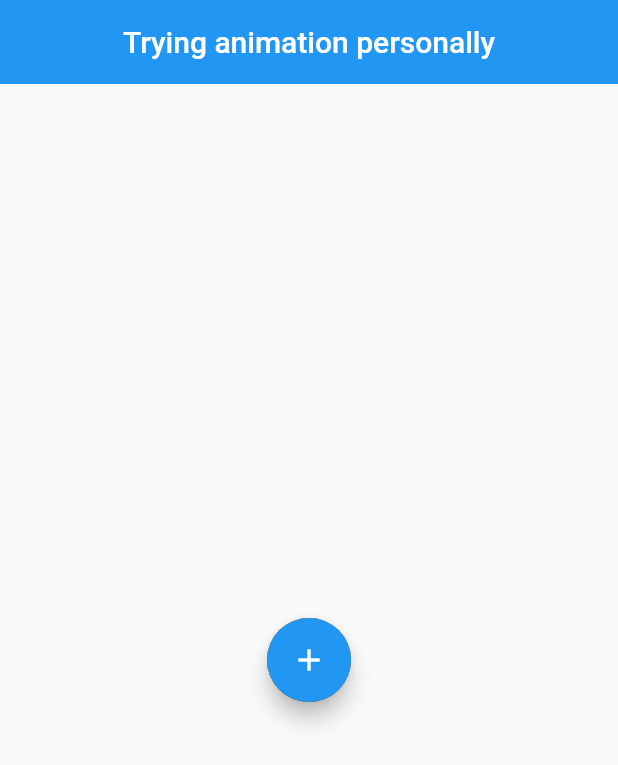
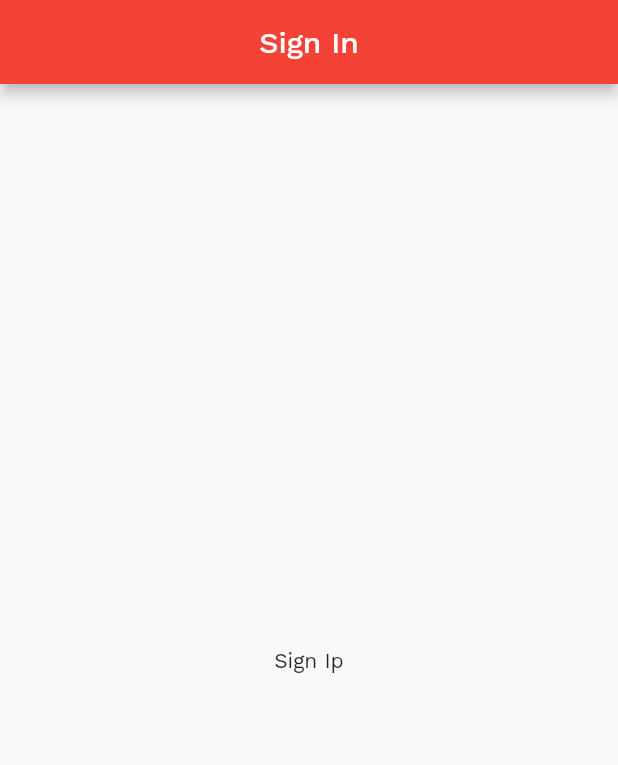
Before and after one commit to tuuhin/expense_tracker, a Flutter app: the screen it shows after launch, on a phone screen of 412 x 824 dp. Shown: the top 765 px of the screen. Run offline on Flutter 3.47's test engine with Material 2 defaults, Android fonts, the phone set to English and light mode, and no system bars; our stand-ins replace bloc, flutter_bloc, flutter_dotenv, flutter_secure_storage, google_fonts.

Commit message:
ready to code the frontend

```diff
--- a/frontend/lib/animate.dart
+++ /dev/null
@@ -1,155 +0,0 @@
-import 'package:flutter/material.dart';
-import 'package:vector_math/vector_math.dart' show radians;
-
-class AnimateFile extends StatefulWidget {
-  const AnimateFile({Key? key}) : super(key: key);
-
-  @override
-  _AnimateFileState createState() => _AnimateFileState();
-}
-
-class _AnimateFileState extends State<AnimateFile>
-    with SingleTickerProviderStateMixin {
-  late AnimationController _controller;
-  late Animation<double> _translate;
-  late Animation<double> _scale;
-  late Animation<double> _rotation;
-
-  @override
-  void initState() {
-    super.initState();
-    _controller = AnimationController(
-        duration: const Duration(milliseconds: 800), vsync: this);
-    _translate = Tween<double>(begin: 0.0, end: 100).animate(
-        CurvedAnimation(parent: _controller, curve: Curves.bounceInOut));
-    _scale = Tween<double>(begin: 1.0, end: 0)
-        .animate(CurvedAnimation(parent: _controller, curve: Curves.easeInOut));
-    _rotation = Tween<double>(begin: 0.0, end: 360)
-        .animate(CurvedAnimation(parent: _controller, curve: Curves.easeOut));
-  }
-
-  @override
-  void dispose() {
-    _controller.dispose();
-    print('controller disposed');
-    super.dispose();
-  }
-
-  _forward() {
-    _controller.forward();
-  }
-
-  _reverse() {
-    _controller.reverse();
-  }
-
-  @override
-  Widget build(BuildContext context) {
-    return AnimatedBuilder(
-      animation: _controller,
-      builder: (context, child) {
-        return Transform.rotate(
-          angle: radians(_rotation.value),
-          child: Stack(alignment: Alignment.center, children: [
-            Transform.translate(
-              offset: Offset(_translate.value * -1, 0),
-              child: FloatingActionButton(
-                  heroTag: "purple button",
-                  backgroundColor: Colors.purple,
-                  elevation: 0,
-                  onPressed: () {
-                    print('hu');
-                  },
-                  child: const Icon(Icons.settings)),
-            ),
-            Transform.translate(
-              offset: Offset(_translate.value, 0),
-              child: FloatingActionButton(
-                  heroTag: "pink button",
-                  backgroundColor: Colors.pink,
-                  elevation: 0,
-                  onPressed: () {
-                    print('cliekc');
-                  },
-                  child: const Icon(Icons.home)),
-            ),
-            Transform.translate(
-              offset: Offset(0, _translate.value * -1),
-              child: FloatingActionButton(
-                  heroTag: "yellow button",
-                  backgroundColor: Colors.yellow,
-                  elevation: 0,
-                  onPressed: () async {
-                    await Navigator.of(context).push(
-                      PageRouteBuilder(
-                          transitionDuration:
-                              const Duration(milliseconds: 2000),
-                          pageBuilder:
-                              (context, animation, secondaryAnimation) =>
-                                  const Page2(),
-                          transitionsBuilder:
-                              (context, animation, secondaryAnimation, child) {
-                            final _offset = Tween<double>(begin: 0.0, end: 1.0)
-                                .animate(CurvedAnimation(
-                                    parent: animation,
-                                    curve: Curves.decelerate));
-                            return ScaleTransition(
-                              scale: _offset,
-                              child: child,
-                            );
-                          }),
-                    );
-                  },
-                  child: const Icon(Icons.settings)),
-            ),
-            Transform.translate(
-              offset: Offset(0, _translate.value),
-              child: FloatingActionButton(
-                  heroTag: "green button",
-                  backgroundColor: Colors.green,
-                  elevation: 0,
-                  onPressed: _reverse,
-                  child: const Icon(Icons.home)),
-            ),
-            Transform.scale(
-              scale: _scale.value,
-              child: FloatingActionButton(
-                  heroTag: "add button",
-                  onPressed: _forward,
-                  child: const Icon(Icons.add)),
-            ),
-          ]),
-        );
-      },
-    );
-  }
-}
-
-class Page2 extends StatelessWidget {
-  const Page2({Key? key}) : super(key: key);
-
-  @override
-  Widget build(BuildContext context) {
-    return Scaffold(
-        appBar: AppBar(
-          title: Text("New page"),
-          centerTitle: true,
-        ),
-        body: SizedBox.expand(
-          child: AnimatedList(
-            initialItemCount: 10,
-            itemBuilder: (context, index, animation) {
-              final _pos = Tween<Offset>(begin: Offset(1, 0), end: Offset(0, 0))
-                  .animate(CurvedAnimation(
-                      parent: animation, curve: Curves.decelerate));
-              return SlideTransition(
-                position: _pos,
-                child: ListTile(
-                  title: Text('$index'),
-                ),
-              );
-            },
-          ),
-        ));
-  }
-}
--- /dev/null
+++ b/frontend/lib/app.dart
@@ -0,0 +1,14 @@
+import 'package:expense_tracker/app/auth/authentication.dart';
+import 'package:expense_tracker/services/cubits/authCubit/auth_cubit.dart';
+import 'package:flutter/material.dart';
+import 'package:flutter_bloc/flutter_bloc.dart';
+
+class App extends StatelessWidget {
+  const App({Key? key}) : super(key: key);
+
+  @override
+  Widget build(BuildContext context) {
+    final AuthCubit _auth = BlocProvider.of<AuthCubit>(context);
+    return const Authentication();
+  }
+}
--- /dev/null
+++ b/frontend/lib/app/auth/authentication.dart
@@ -0,0 +1,29 @@
+import 'package:expense_tracker/app/auth/sign_in.dart';
+import 'package:expense_tracker/app/auth/sign_up.dart';
+import 'package:flutter/material.dart';
+
+class Authentication extends StatefulWidget {
+  const Authentication({Key? key}) : super(key: key);
+
+  @override
+  State<Authentication> createState() => _AuthenticationState();
+}
+
+class _AuthenticationState extends State<Authentication>
+    with SingleTickerProviderStateMixin {
+  late TabController _controller;
+  final List<Widget> _screens = const [SignInPage(), SignUpPage(),];
+
+  @override
+  void initState() {
+    super.initState();
+    _controller = TabController(length: 2, vsync: this);
+  }
+
+  @override
+  Widget build(BuildContext context) {
+    return Scaffold(
+      body: TabBarView(controller: _controller, children: _screens),
+    );
+  }
+}
--- /dev/null
+++ b/frontend/lib/app/auth/sign_in.dart
@@ -0,0 +1,18 @@
+import 'package:flutter/material.dart';
+
+class SignInPage extends StatelessWidget {
+  const SignInPage({Key? key}) : super(key: key);
+
+  @override
+  Widget build(BuildContext context) {
+    return Scaffold(
+      appBar: AppBar(
+        title: const Text('Sign In'),
+        centerTitle: true,
+      ),
+      body: const Center(
+        child: Text('Sign Ip'),
+      ),
+    );
+  }
+}
--- /dev/null
+++ b/frontend/lib/app/widgets/widgets.dart
@@ -0,0 +1 @@
+/// [ReUsables] containes all the reusable widgets
--- a/frontend/lib/main.dart
+++ b/frontend/lib/main.dart
@@ -1,7 +1,16 @@
-import 'package:expense_tracker/animate.dart';
+import 'package:expense_tracker/app.dart';
+import 'package:expense_tracker/services/cubits/authCubit/auth_cubit.dart';
 import 'package:flutter/material.dart';
+import 'package:flutter/services.dart';
+import 'package:flutter_bloc/flutter_bloc.dart';
+import 'package:expense_tracker/utils/palette.dart';
+import 'package:flutter_dotenv/flutter_dotenv.dart';
 
-void main() {
+void main() async {
+  WidgetsFlutterBinding.ensureInitialized();
+  SystemChrome.setSystemUIOverlayStyle(
+      const SystemUiOverlayStyle(statusBarColor: Colors.transparent));
+  await dotenv.load(fileName: ".env");
   runApp(const MyApp());
 }
 
@@ -11,18 +20,22 @@ class MyApp extends StatelessWidget {
   @override
   Widget build(BuildContext context) {
     return MaterialApp(
-      title: 'Flutter Demo',
-      debugShowCheckedModeBanner: false,
-      theme: ThemeData(
-        primarySwatch: Colors.blue,
-      ),
-      home: Scaffold(
-          appBar: AppBar(
-            elevation: 0,
-            centerTitle: true,
-            title: const Text('Trying animation personally'),
-          ),
-          body: const SizedBox.expand(child: AnimateFile())),
+        title: 'Expense Tracker',
+        debugShowCheckedModeBanner: false,
+        theme: Palette.lightTheme,
+        darkTheme: Palette.darkTheme,
+        home: const _App());
+  }
+}
+
+class _App extends StatelessWidget {
+  const _App({Key? key}) : super(key: key);
+
+  @override
+  Widget build(BuildContext context) {
+    return BlocProvider<AuthCubit>(
+      create: (context) => AuthCubit(),
+      child: const App(),
     );
   }
 }
--- /dev/null
+++ b/frontend/lib/services/api/api_client.dart
@@ -0,0 +1,5 @@
+import 'package:flutter_dotenv/flutter_dotenv.dart';
+
+class DioApiClient {
+  String? client = dotenv.env['CLIENT'];
+}
--- /dev/null
+++ b/frontend/lib/services/cubits/authCubit/auth_cubit.dart
@@ -0,0 +1,14 @@
+import 'package:bloc/bloc.dart';
+import 'package:meta/meta.dart';
+
+part 'auth_state.dart';
+
+class AuthCubit extends Cubit<AuthState> {
+  AuthCubit() : super(AuthLoggedOut());
+
+  void login() {
+    emit(AuthLoggedIn());
+  }
+
+  void logOut() => emit(AuthLoggedOut());
+}
--- /dev/null
+++ b/frontend/lib/services/cubits/authCubit/auth_state.dart
@@ -0,0 +1,8 @@
+part of 'auth_cubit.dart';
+
+@immutable
+abstract class AuthState {}
+
+class AuthLoggedIn extends AuthState {}
+
+class AuthLoggedOut extends AuthState {}
--- /dev/null
+++ b/frontend/lib/services/cubits/themeCubit/themecubit_state.dart
@@ -0,0 +1,6 @@
+part of 'themecubit_cubit.dart';
+
+@immutable
+abstract class ThemecubitState {}
+
+class ThemecubitInitial extends ThemecubitState {}
--- /dev/null
+++ b/frontend/lib/utils/palette.dart
@@ -0,0 +1,12 @@
+import 'package:flutter/material.dart';
+import 'package:google_fonts/google_fonts.dart';
+
+class Palette {
+  static ThemeData lightTheme = ThemeData(
+    fontFamily: GoogleFonts.workSans().fontFamily,
+    primarySwatch: Colors.red,
+  );
+  static ThemeData darkTheme = ThemeData(
+      colorScheme: const ColorScheme.dark(),
+      fontFamily: GoogleFonts.workSans().fontFamily);
+}
```
Also changed, not shown: frontend/lib/app/auth/auth_state_loading.dart (added, +12 -0 lines), frontend/lib/app/auth/sign_up.dart (added, +18 -0 lines), frontend/lib/app/home/home.dart (added, +12 -0 lines), frontend/lib/domain/data/secure_storage.dart (added, +23 -0 lines), frontend/lib/services/cubits/themeCubit/themecubit_cubit.dart (added, +8 -0 lines), frontend/pubspec.yaml (+10 -9 lines), frontend/pubspec.lock, 2 other files.
